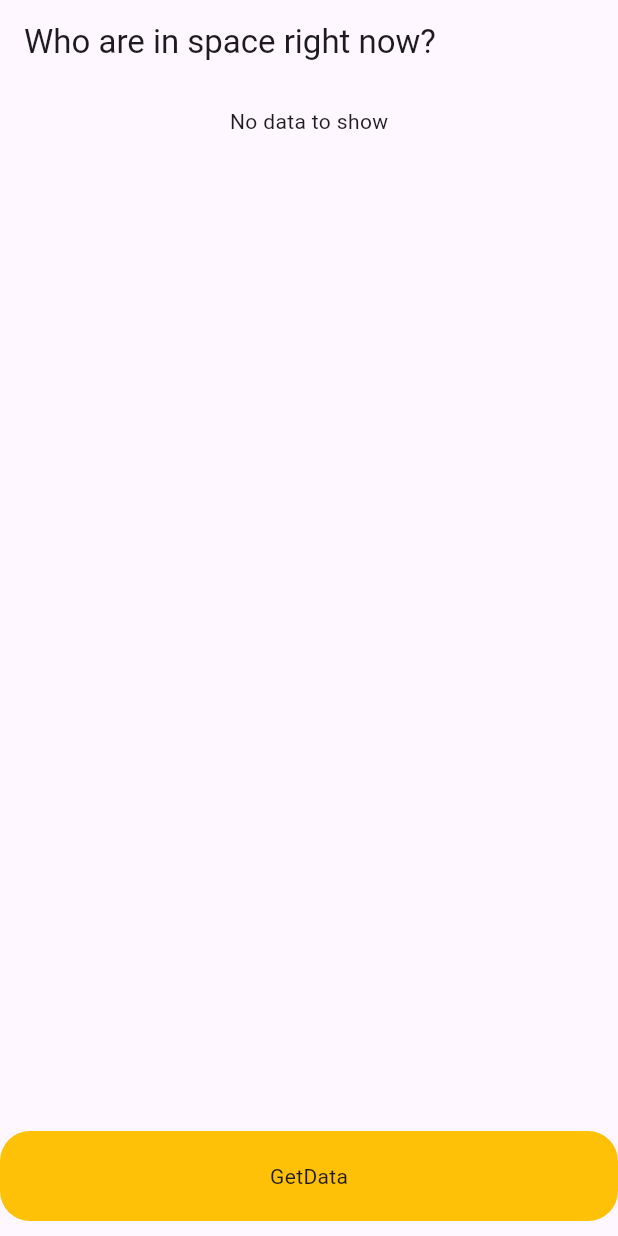
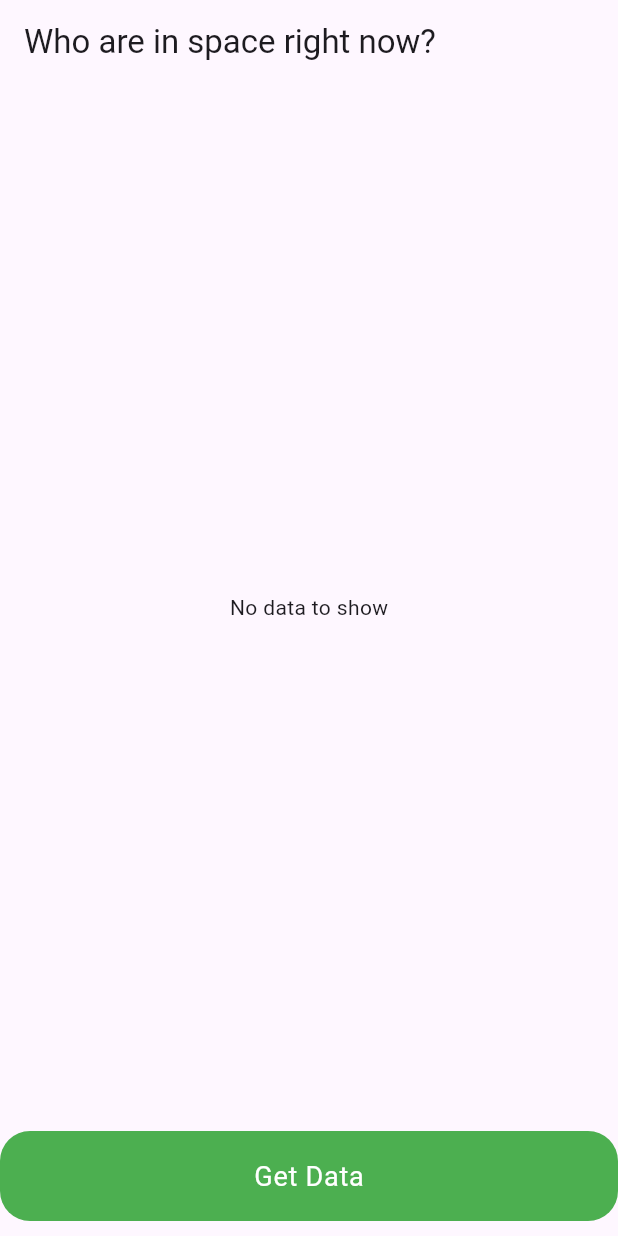
Before and after one commit to Cavin6080/Sealed_Class_Flutter, a Flutter app: the screen it shows after launch, on a phone screen of 412 x 824 dp. Run offline on Flutter 3.47's test engine with Material 2 defaults, Android fonts, the phone set to English and light mode, and no system bars; our stand-ins replace bloc, dio, flutter_bloc; missing offline and left inert: sealed_unions.

Commit message:
[FIX] Refactoring the example

```diff
--- a/lib/sealed_class_module/view.dart
+++ b/lib/sealed_class_module/view.dart
@@ -1,9 +1,5 @@
-import 'dart:developer';
-
 import 'package:dio/dio.dart';
 import 'package:flutter/material.dart';
-import 'package:flutter/src/widgets/container.dart';
-import 'package:flutter/src/widgets/framework.dart';
 import 'package:flutter_bloc/flutter_bloc.dart';
 import 'package:sealed_class/data/api.dart';
 import 'package:sealed_class/data/repository.dart';
@@ -33,15 +29,14 @@ class HomeScreen extends StatelessWidget {
       ),
       body: Column(
         crossAxisAlignment: CrossAxisAlignment.start,
+        mainAxisAlignment: MainAxisAlignment.center,
+        mainAxisSize: MainAxisSize.max,
         children: [
           BlocBuilder<HomeBloc, HomeState>(
             builder: (context, state) {
               return state.join(
-                (initial) => const Padding(
-                  padding: EdgeInsets.only(top: 15),
-                  child: Center(
-                    child: Text("No data to show"),
-                  ),
+                (initial) => const Center(
+                  child: Text("No data to show"),
                 ),
                 (loading) => const Center(
                   child: CircularProgressIndicator(),
@@ -75,12 +70,16 @@ class HomeScreen extends StatelessWidget {
           margin: const EdgeInsets.only(bottom: 10),
           width: double.infinity,
           decoration: BoxDecoration(
-            color: Colors.amber,
+            color: Colors.green,
             borderRadius: BorderRadius.circular(20),
           ),
-          child: const Center(
+          child: Center(
             child: Text(
-              "GetData",
+              "Get Data",
+              style: Theme.of(context).textTheme.bodyLarge?.copyWith(
+                    color: Colors.white,
+                    fontSize: 18,
+                  ),
             ),
           ),
         ),
```
